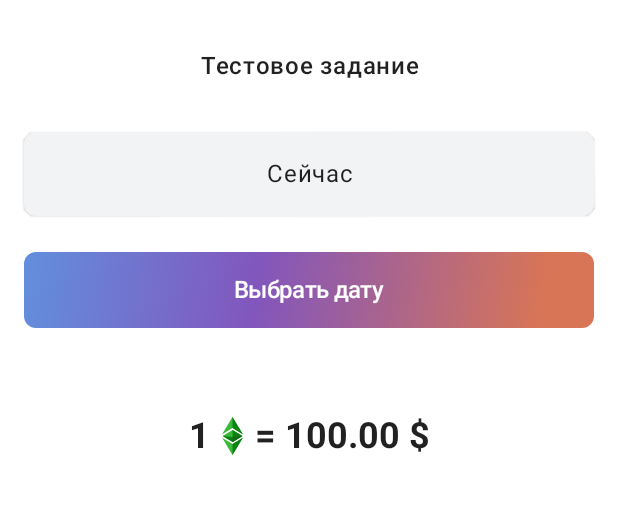
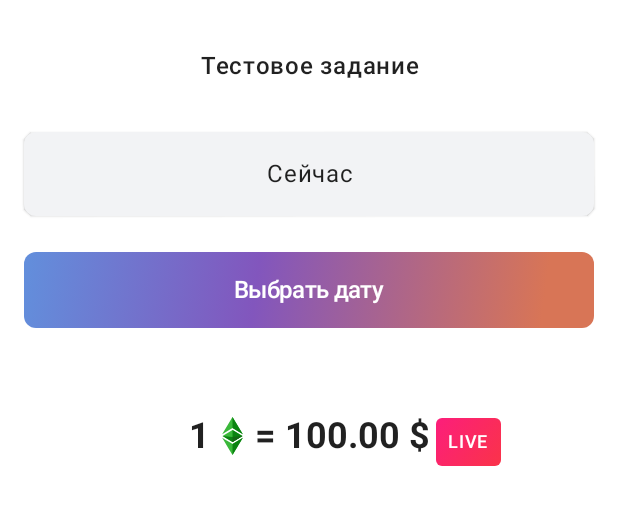
Before and after one commit to Sholastik/EthereumPrice, an Android app built with Jetpack Compose: the @Preview function PriceScreenBodySuccessPreview, on a phone screen of 412 x 824 dp. Shown: the top 505 px of the screen. Run offline under Robolectric (Android 15) with nearby library versions, the phone set to English and light mode, and no system bars; our stand-ins replace constraintlayout-compose.

Commit message:
Added live badge

```diff
--- a/app/src/main/java/com/vyacheslavivanov/ethereumprice/ui/price/PriceText.kt
+++ b/app/src/main/java/com/vyacheslavivanov/ethereumprice/ui/price/PriceText.kt
@@ -7,6 +7,10 @@ import androidx.compose.material.Text
 import androidx.compose.runtime.Composable
 import androidx.compose.ui.Alignment
 import androidx.compose.ui.Modifier
+import androidx.compose.ui.draw.drawBehind
+import androidx.compose.ui.geometry.CornerRadius
+import androidx.compose.ui.graphics.Brush
+import androidx.compose.ui.graphics.Color
 import androidx.compose.ui.graphics.vector.ImageVector
 import androidx.compose.ui.res.stringResource
 import androidx.compose.ui.res.vectorResource
@@ -16,6 +20,7 @@ import androidx.compose.ui.text.style.TextAlign
 import androidx.compose.ui.tooling.preview.Preview
 import androidx.compose.ui.unit.dp
 import androidx.compose.ui.unit.sp
+import androidx.constraintlayout.compose.ConstraintLayout
 import com.vyacheslavivanov.ethereumprice.R
 import com.vyacheslavivanov.ethereumprice.data.Resource
 import com.vyacheslavivanov.ethereumprice.data.price.Price
@@ -30,13 +35,50 @@ fun PriceText(
         fontSize = 24.sp
     )
 
+    when (price) {
+        is Resource.Success -> {
+            ConstraintLayout(modifier = modifier.fillMaxWidth()) {
+                val (label, badge) = createRefs()
+
+                if (price.data is Price.Live) {
+                    Text(
+                        text = stringResource(id = R.string.price_text_live_badge_title),
+                        modifier = Modifier
+                            .constrainAs(badge) {
+                                baseline.linkTo(label.baseline, margin = 8.dp)
+                                start.linkTo(label.end, margin = 4.dp)
+                                top.linkTo(parent.top)
+                            }
+                            .drawBehind {
+                                drawRoundRect(
+                                    brush = Brush.linearGradient(
+                                        colors = listOf(
+                                            Color(0xFFFC1E7B),
+                                            Color(0xFFFA3349)
+                                        )
+                                    ),
+                                    cornerRadius = CornerRadius(
+                                        x = 4.dp.toPx(),
+                                        y = 4.dp.toPx()
+                                    )
+                                )
+                            }
+                            .padding(horizontal = 8.dp, vertical = 4.dp),
+                        fontSize = 12.sp,
+                        fontWeight = FontWeight.SemiBold,
+                        color = Color.White
+                    )
+                }
+
                 Row(
-        modifier = modifier.fillMaxWidth(),
+                    modifier = Modifier.constrainAs(label) {
+                        bottom.linkTo(parent.bottom)
+                        start.linkTo(parent.start)
+                        end.linkTo(parent.end)
+                    },
                     verticalAlignment = Alignment.CenterVertically,
                     horizontalArrangement = Arrangement.Center
                 ) {
-        when (price) {
-            is Resource.Success -> {
                     Text(
                         text = "1",
                         style = style
@@ -50,16 +92,23 @@ fun PriceText(
                         style = style
                     )
                 }
+            }
+        }
         is Resource.Loading -> {
+            Row(
+                modifier = modifier.fillMaxWidth(),
+                horizontalArrangement = Arrangement.Center
+            ) {
                 CircularProgressIndicator()
+            }
         }
         is Resource.Error -> {
             Text(
-                    stringResource(id = R.string.price_screen_exception_title),
+                modifier = modifier.fillMaxWidth(),
+                text = stringResource(id = R.string.price_screen_exception_title),
                 style = style,
                 textAlign = TextAlign.Center
             )
-            }
         }
     }
 }
--- a/app/src/main/res/values/strings.xml
+++ b/app/src/main/res/values/strings.xml
@@ -5,4 +5,5 @@
     <string name="price_card_date_format">d MMMM yyyy, EE, HH:mm</string>
     <string name="price_date_button_title">Выбрать дату</string>
     <string name="price_screen_exception_title">Что-то пошло не так…</string>
+    <string name="price_text_live_badge_title">LIVE</string>
 </resources>
```
Lines whose indentation alone changed are shown as unchanged.
